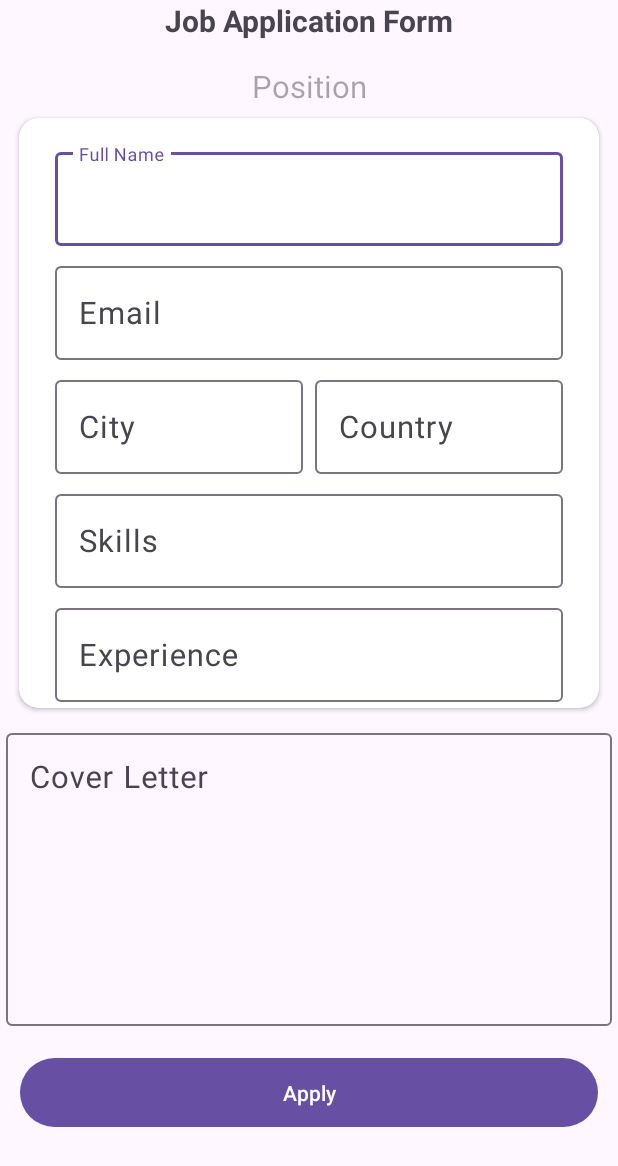
After one commit to DevP-ai/OpportunityOwl, an Android app: the ApplicationActivity screen opened directly, with no data from a screen before it, on a phone screen of 412 x 824 dp. The commit adds this screen. Shown: the top 1166 px of the screen. Run offline under Robolectric (Android 15) with nearby library versions, the phone set to English and light mode, and no system bars; our stand-ins replace sdp/ssp sizes.

Commit message:
Job Application Activity UI Implemented

```diff
--- a/app/src/main/AndroidManifest.xml
+++ b/app/src/main/AndroidManifest.xml
@@ -15,6 +15,9 @@
         android:theme="@style/Theme.OpportunityOwl"
         android:usesCleartextTraffic="true"
         tools:targetApi="31">
+        <activity
+            android:name=".activity.ApplicationActivity"
+            android:exported="false" />
         <activity
             android:name=".activity.DescriptionActivity"
             android:exported="false" />
@@ -36,6 +39,7 @@
         <activity
             android:name=".activity.MainActivity"
             android:exported="true" />
+
         <service
             android:name=".model.notification.MyFirebaseMessagingService"
             android:exported="false"
@@ -46,4 +50,5 @@
             </intent-filter>
         </service>
     </application>
+
 </manifest>
--- /dev/null
+++ b/app/src/main/java/com/patar_dev/opportunityowl/activity/ApplicationActivity.kt
@@ -0,0 +1,23 @@
+package com.patar_dev.opportunityowl.activity
+
+import android.content.Intent
+import androidx.appcompat.app.AppCompatActivity
+import android.os.Bundle
+import android.widget.Toast
+import com.patar_dev.opportunityowl.R
+import com.patar_dev.opportunityowl.databinding.ActivityApplicationBinding
+
+class ApplicationActivity : AppCompatActivity() {
+    private lateinit var binding:ActivityApplicationBinding
+    override fun onCreate(savedInstanceState: Bundle?) {
+        super.onCreate(savedInstanceState)
+        binding=ActivityApplicationBinding.inflate(layoutInflater)
+        setContentView(binding.root)
+
+        binding.btnApply.setOnClickListener {
+            Toast.makeText(this,"Your application successfully submitted",Toast.LENGTH_SHORT).show()
+            startActivity(Intent(this,DescriptionActivity::class.java))
+            finish()
+        }
+    }
+}
--- a/app/src/main/java/com/patar_dev/opportunityowl/activity/DescriptionActivity.kt
+++ b/app/src/main/java/com/patar_dev/opportunityowl/activity/DescriptionActivity.kt
@@ -1,7 +1,11 @@
 package com.patar_dev.opportunityowl.activity
 
+import android.content.Intent
 import androidx.appcompat.app.AppCompatActivity
 import android.os.Bundle
+import android.widget.LinearLayout
+import android.widget.ScrollView
+import androidx.fragment.app.FragmentManager
 import androidx.lifecycle.ViewModelProvider
 import com.bumptech.glide.Glide
 import com.google.firebase.auth.FirebaseAuth
@@ -24,6 +28,10 @@ class DescriptionActivity : AppCompatActivity() {
         binding=ActivityDescriptionBinding.inflate(layoutInflater)
         setContentView(binding.root)
 
+        binding.btnApplyJob.setOnClickListener {
+            startActivity(Intent(this,ApplicationActivity::class.java))
+        }
+
         val uid=intent.getStringExtra("ID")
         jobDescriptionViewModel=ViewModelProvider(this)[JobDescriptionViewModel::class.java]
         jobDescriptionViewModel.fetchData(uid.toString())
@@ -32,6 +40,9 @@ class DescriptionActivity : AppCompatActivity() {
             val type=it.jobType
             val title=it.jobTitle
             binding.title.text="${title}(${type})"
+
+
+            binding.salary.text=" ₹ ${it.salary}"
 
             binding.type.text=type
 
@@ -63,4 +74,6 @@ class DescriptionActivity : AppCompatActivity() {
 
 
     }
+
+
 }
--- /dev/null
+++ b/app/src/main/res/drawable/ic_money.xml
@@ -0,0 +1,5 @@
+<vector android:height="24dp" android:tint="#000000"
+    android:viewportHeight="24" android:viewportWidth="24"
+    android:width="24dp" xmlns:android="http://schemas.android.com/apk/res/android">
+    <path android:fillColor="@android:color/white" android:pathData="M11,17h2v-1h1c0.55,0 1,-0.45 1,-1v-3c0,-0.55 -0.45,-1 -1,-1h-3v-1h4L15,8h-2L13,7h-2v1h-1c-0.55,0 -1,0.45 -1,1v3c0,0.55 0.45,1 1,1h3v1L9,14v2h2v1zM20,4L4,4c-1.11,0 -1.99,0.89 -1.99,2L2,18c0,1.11 0.89,2 2,2h16c1.11,0 2,-0.89 2,-2L22,6c0,-1.11 -0.89,-2 -2,-2zM20,18L4,18L4,6h16v12z"/>
+</vector>
--- /dev/null
+++ b/app/src/main/res/layout/activity_application.xml
@@ -0,0 +1,226 @@
+<?xml version="1.0" encoding="utf-8"?>
+<androidx.constraintlayout.widget.ConstraintLayout xmlns:android="http://schemas.android.com/apk/res/android"
+    xmlns:app="http://schemas.android.com/apk/res-auto"
+    xmlns:tools="http://schemas.android.com/tools"
+    android:layout_width="match_parent"
+    android:layout_height="match_parent"
+    tools:context=".activity.ApplicationActivity">
+
+    <ScrollView
+        android:layout_width="match_parent"
+        android:layout_height="match_parent">
+
+        <LinearLayout
+            android:layout_width="match_parent"
+            android:layout_height="match_parent"
+            android:layout_marginBottom="@dimen/_10sdp"
+            android:orientation="vertical">
+
+            <TextView
+                android:id="@+id/header"
+                android:layout_width="wrap_content"
+                android:layout_height="wrap_content"
+                android:layout_gravity="center"
+                android:layout_marginBottom="16dp"
+                android:text="Job Application Form"
+                android:textSize="20sp"
+                android:textStyle="bold"
+                app:layout_constraintEnd_toEndOf="parent"
+                app:layout_constraintStart_toStartOf="parent"
+                app:layout_constraintTop_toTopOf="parent" />
+
+            <TextView
+                android:id="@+id/position"
+                android:layout_width="match_parent"
+                android:layout_height="wrap_content"
+                android:gravity="center"
+                android:hint="Position"
+                android:textColor="@color/black"
+                android:textSize="@dimen/_16ssp"
+                app:layout_constraintEnd_toEndOf="@id/header"
+                app:layout_constraintStart_toStartOf="@id/header"
+                app:layout_constraintTop_toBottomOf="@id/header" />
+
+
+            <androidx.cardview.widget.CardView
+                android:layout_width="match_parent"
+                android:layout_height="match_parent"
+                android:layout_marginStart="@dimen/_5sdp"
+                android:layout_marginEnd="@dimen/_5sdp"
+                app:cardCornerRadius="@dimen/_10sdp"
+                app:cardUseCompatPadding="true">
+
+
+                <LinearLayout
+                    android:layout_width="match_parent"
+                    android:layout_height="match_parent"
+                    android:layout_marginStart="@dimen/_5sdp"
+                    android:layout_marginTop="@dimen/_5sdp"
+                    android:layout_marginEnd="@dimen/_5sdp"
+                    android:orientation="vertical">
+
+                    <LinearLayout
+                        android:layout_width="match_parent"
+                        android:layout_height="wrap_content"
+                        android:orientation="vertical">
+
+                        <LinearLayout
+                            android:layout_width="match_parent"
+                            android:layout_height="wrap_content"
+                            android:layout_gravity="center"
+                            android:layout_marginStart="@dimen/_10sdp"
+                            android:layout_marginTop="@dimen/_5sdp"
+                            android:layout_marginEnd="@dimen/_10sdp"
+                            android:orientation="vertical">
+
+                            <com.google.android.material.textfield.TextInputLayout
+                                android:layout_width="match_parent"
+                                android:layout_height="wrap_content"
+                                android:layout_margin="@dimen/_3sdp">
+
+                                <com.google.android.material.textfield.TextInputEditText
+                                    android:id="@+id/username"
+                                    android:layout_width="match_parent"
+                                    android:layout_height="wrap_content"
+                                    android:hint="Full Name"
+                                    android:inputType="textPersonName"
+                                    android:textColor="@color/black"
+                                    android:textSize="@dimen/_16ssp" />
+                            </com.google.android.material.textfield.TextInputLayout>
+
+
+                            <com.google.android.material.textfield.TextInputLayout
+                                android:layout_width="match_parent"
+                                android:layout_height="wrap_content"
+                                android:layout_margin="@dimen/_3sdp">
+
+                                <com.google.android.material.textfield.TextInputEditText
+                                    android:id="@+id/userEmail"
+                                    android:layout_width="match_parent"
+                                    android:layout_height="wrap_content"
+                                    android:hint="Email"
+                                    android:inputType="textEmailAddress"
+                                    android:textColor="@color/black"
+                                    android:textSize="@dimen/_16ssp" />
+                            </com.google.android.material.textfield.TextInputLayout>
+
+                            <LinearLayout
+                                android:layout_width="match_parent"
+                                android:layout_height="wrap_content"
+                                android:orientation="horizontal">
+
+                                <com.google.android.material.textfield.TextInputLayout
+                                    android:layout_width="match_parent"
+                                    android:layout_height="wrap_content"
+                                    android:layout_margin="@dimen/_3sdp"
+                                    android:layout_weight="1">
+
+                                    <com.google.android.material.textfield.TextInputEditText
+                                        android:id="@+id/jobPostCity"
+                                        android:layout_width="match_parent"
+                                        android:layout_height="wrap_content"
+                                        android:layout_weight="1"
+                                        android:hint="City"
+                                        android:inputType="text"
+                                        android:textColor="@color/black"
+                                        android:textSize="@dimen/_16ssp" />
+                                </com.google.android.material.textfield.TextInputLayout>
+
+
+                                <com.google.android.material.textfield.TextInputLayout
+                                    android:layout_width="match_parent"
+                                    android:layout_height="wrap_content"
+                                    android:layout_margin="@dimen/_3sdp"
+                                    android:layout_weight="1">
+
+                                    <com.google.android.material.textfield.TextInputEditText
+                                        android:id="@+id/jobPostCountry"
+                                        android:layout_width="match_parent"
+                                        android:layout_height="wrap_content"
+                                        android:hint="Country"
+                                        android:inputType="text"
+                                        android:textColor="@color/black"
+                                        android:textSize="@dimen/_16ssp" />
+                                </com.google.android.material.textfield.TextInputLayout>
+
+
+                            </LinearLayout>
+                            <com.google.android.material.textfield.TextInputLayout
+                                android:layout_width="match_parent"
+                                android:layout_height="wrap_content"
+                                android:layout_margin="@dimen/_3sdp">
+
+                                <com.google.android.material.textfield.TextInputEditText
+                                    android:id="@+id/userSkill"
+                                    android:layout_width="match_parent"
+                                    android:layout_height="wrap_content"
+                                    android:hint="Skills"
+                                    android:inputType="text"
+                                    android:textColor="@color/black"
+                                    android:textSize="@dimen/_16ssp" />
+                            </com.google.android.material.textfield.TextInputLayout>
+
+                            <com.google.android.material.textfield.TextInputLayout
+                                android:layout_width="match_parent"
+                                android:layout_height="wrap_content"
+                                android:layout_margin="@dimen/_3sdp">
+
+                                <com.google.android.material.textfield.TextInputEditText
+                                    android:id="@+id/userExperience"
+                                    android:layout_width="match_parent"
+                                    android:layout_height="wrap_content"
+                                    android:hint="Experience"
+                                    android:inputType="text"
+                                    android:textColor="@color/black"
+                                    android:textSize="@dimen/_16ssp" />
+                            </com.google.android.material.textfield.TextInputLayout>
+
+
+                        </LinearLayout>
+
+                    </LinearLayout>
+
+                </LinearLayout>
+            </androidx.cardview.widget.CardView>
+
+
+            <com.google.android.material.textfield.TextInputLayout
+                android:layout_width="match_parent"
+                android:layout_height="wrap_content"
+                android:layout_margin="@dimen/_3sdp">
+
+                <EditText
+                    android:id="@+id/jobDescription"
+                    android:layout_width="match_parent"
+                    android:layout_height="@dimen/_150sdp"
+                    android:gravity="start"
+                    android:hint="Cover Letter"
+                    android:inputType="textMultiLine"
+                    android:textColor="@color/black"
+                    android:textSize="@dimen/_16ssp" />
+            </com.google.android.material.textfield.TextInputLayout>
+
+            <com.google.android.material.progressindicator.LinearProgressIndicator
+                android:id="@+id/lineProgressBar"
+                android:layout_width="match_parent"
+                android:layout_height="wrap_content"
+                android:layout_marginTop="@dimen/_8sdp"
+                android:indeterminate="true"
+                android:visibility="gone"
+                app:indicatorColor="@color/red" />
+
+            <Button
+                android:id="@+id/btnApply"
+                android:layout_width="match_parent"
+                android:layout_height="wrap_content"
+                android:layout_margin="@dimen/_10sdp"
+                android:padding="@dimen/_10sdp"
+                android:text="Apply" />
+
+        </LinearLayout>
+
+
+    </ScrollView>
+
+
+</androidx.constraintlayout.widget.ConstraintLayout>
--- a/app/src/main/res/layout/activity_description.xml
+++ b/app/src/main/res/layout/activity_description.xml
@@ -36,6 +36,7 @@
                         android:orientation="horizontal">
 
                         <ImageView
+                            android:id="@+id/btnBack"
                             android:layout_width="@dimen/_35sdp"
                             android:layout_height="@dimen/_35sdp"
                             android:layout_gravity="center"
@@ -63,6 +64,7 @@
 
                         <de.hdodenhof.circleimageview.CircleImageView
                             android:id="@+id/companyImage"
+                            android:layout_marginStart="@dimen/_10sdp"
                             android:layout_width="@dimen/_55sdp"
                             android:layout_height="@dimen/_55sdp"
                             android:layout_gravity="center"
@@ -125,6 +127,7 @@
                     android:layout_width="match_parent"
                     android:layout_height="wrap_content">
 
+
                     <LinearLayout
                         android:orientation="horizontal"
                         android:layout_width="match_parent"
@@ -153,6 +156,7 @@
 
                     </LinearLayout>
 
+
                     <LinearLayout
                         android:orientation="horizontal"
                         android:layout_width="match_parent"
@@ -175,6 +179,34 @@
                             android:layout_height="@dimen/_40sdp"
                             android:gravity="center_vertical"
                             android:hint="Skills"
+                            android:textSize="@dimen/_15ssp" />
+
+
+
+                    </LinearLayout>
+
+                    <LinearLayout
+                        android:orientation="horizontal"
+                        android:layout_width="match_parent"
+                        android:layout_height="wrap_content">
+
+                        <TextView
+                            android:layout_width="wrap_content"
+                            android:layout_height="@dimen/_40sdp"
+                            android:drawableLeft="@drawable/ic_money"
+                            android:layout_marginStart="@dimen/_10sdp"
+                            android:drawablePadding="@dimen/_15sdp"
+                            android:gravity="center_vertical"
+                            android:text="Salary/Stipen: "
+                            android:textColor="@color/black"
+                            android:textSize="@dimen/_13ssp" />
+
+                        <TextView
+                            android:id="@+id/salary"
+                            android:layout_width="wrap_content"
+                            android:layout_height="@dimen/_40sdp"
+                            android:gravity="center_vertical"
+                            android:hint="Salary"
                             android:textSize="@dimen/_15ssp" />
 
 
@@ -257,6 +289,8 @@
 
                     <LinearLayout
                         android:orientation="horizontal"
+                        android:layout_marginBottom="@dimen/_20sdp"
+                        android:layout_marginStart="@dimen/_10sdp"
                         android:layout_width="match_parent"
                         android:layout_height="wrap_content">
 
@@ -281,6 +315,7 @@
                                 android:layout_width="match_parent"
                                 android:layout_height="wrap_content"
                                 android:textStyle="bold"
+                                android:textColor="@color/black"
                                 android:textSize="@dimen/_15ssp"
                                 android:hint="Hr Name"/>
 
@@ -306,18 +341,18 @@
 
                     </LinearLayout>
 
-                        <Button
-                            android:layout_width="match_parent"
-                            android:layout_height="@dimen/_40sdp"
-                            android:text="Message"
-                            android:textAllCaps="false"
-                            android:layout_weight="1"
-                            android:layout_marginTop="@dimen/_10sdp"
-                            android:textSize="@dimen/_14ssp"
-                            android:backgroundTint="@color/blue"
-                            android:textColor="@color/white"
-                            android:layout_marginBottom="@dimen/_10sdp"
-                            android:layout_marginStart="@dimen/_5sdp"/>
+<!--                        <Button-->
+<!--                            android:layout_width="match_parent"-->
+<!--                            android:layout_height="@dimen/_40sdp"-->
+<!--                            android:text="Message"-->
+<!--                            android:textAllCaps="false"-->
+<!--                            android:layout_weight="1"-->
+<!--                            android:layout_marginTop="@dimen/_10sdp"-->
+<!--                            android:textSize="@dimen/_14ssp"-->
+<!--                            android:backgroundTint="@color/blue"-->
+<!--                            android:textColor="@color/white"-->
+<!--                            android:layout_marginBottom="@dimen/_10sdp"-->
+<!--                            android:layout_marginStart="@dimen/_5sdp"/>-->
 
 
                 </LinearLayout>
@@ -354,7 +389,6 @@
 
         </LinearLayout>
 
-
     </ScrollView>
 
 </androidx.constraintlayout.widget.ConstraintLayout>
```
